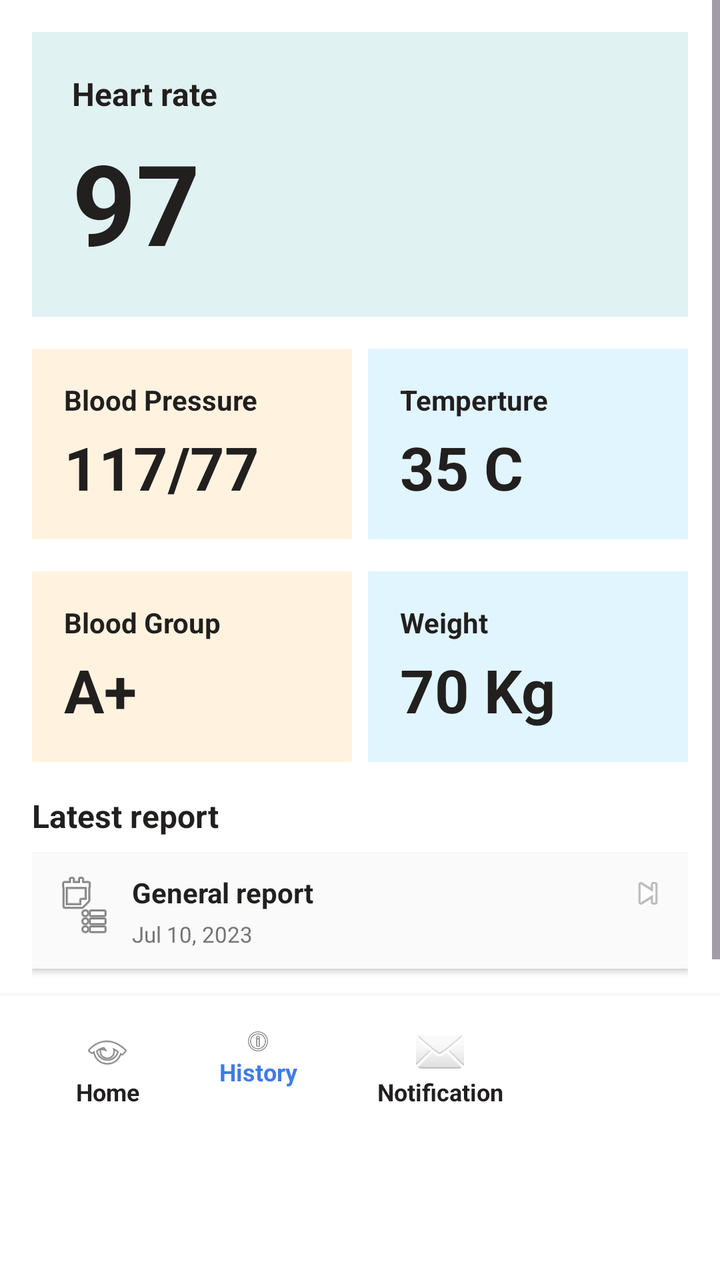
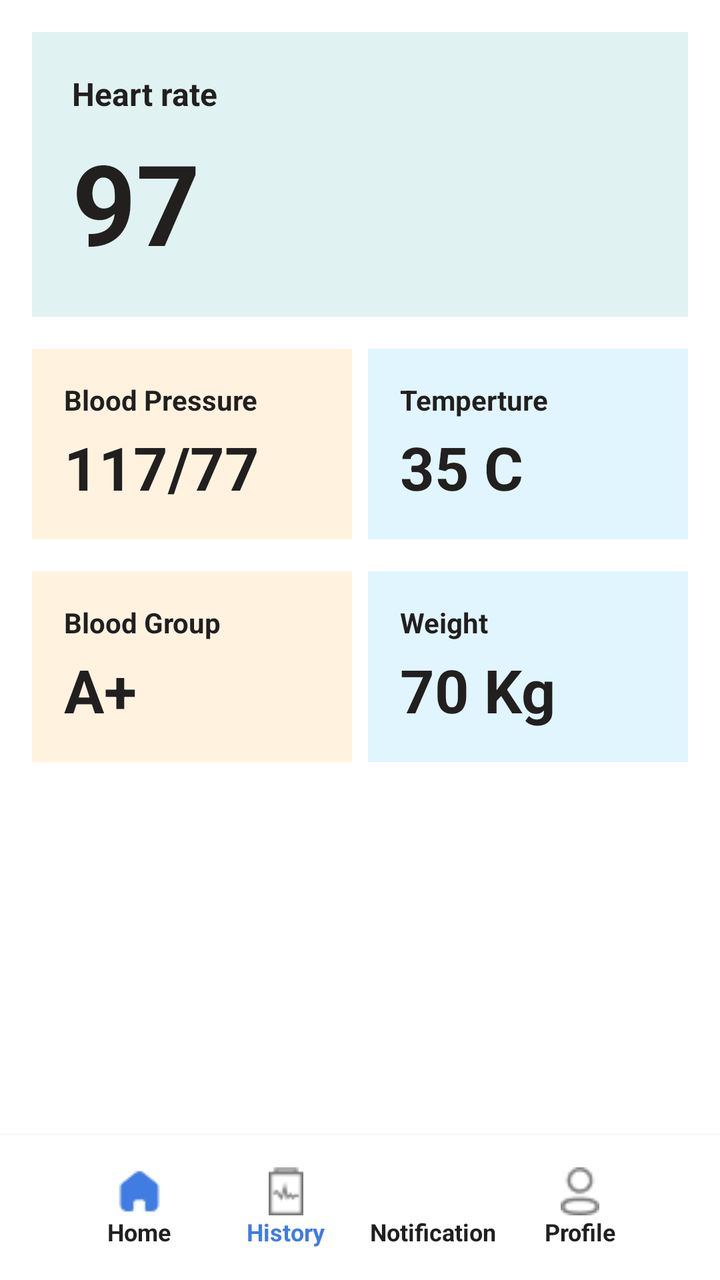

Screens rendered from an Android XML layout before and after an edit, with the pre-edit source and the edit as a unified diff.
<!-- AndroidManifest.xml: application theme Theme.HealthBandMobile -->
<!-- res/layout/health_record.xml -->
<LinearLayout
    xmlns:android="http://schemas.android.com/apk/res/android"
    android:background="#FFFFFF"
    android:orientation="vertical"
    android:layout_width="match_parent"
    android:layout_height="match_parent">

    <ScrollView
        android:id="@+id/scrollView"
        android:layout_width="match_parent"
        android:layout_height="0dp"
        android:layout_weight="1"
        android:background="#FFFFFF">

        <LinearLayout
            android:layout_width="match_parent"
            android:layout_height="wrap_content"
            android:orientation="vertical"
            android:padding="16dp">

            
            <LinearLayout
                android:id="@+id/heartRateCard"
                android:layout_width="match_parent"
                android:layout_height="wrap_content"
                android:background="#E0F2F1"
                android:gravity="center_vertical"
                android:orientation="horizontal"
                android:padding="20dp"
                android:layout_marginBottom="16dp"
                android:clickable="true"
                android:focusable="true">

                <LinearLayout
                    android:layout_width="0dp"
                    android:layout_height="wrap_content"
                    android:layout_weight="1"
                    android:orientation="vertical"
                    android:layout_marginEnd="12dp">

                    <TextView
                        android:layout_width="wrap_content"
                        android:layout_height="wrap_content"
                        android:text="Heart rate"
                        android:textColor="#221F1F"
                        android:textSize="16sp"
                        android:textStyle="bold"
                        android:layout_marginBottom="6dp" />

                    <LinearLayout
                        android:layout_width="wrap_content"
                        android:layout_height="wrap_content"
                        android:orientation="horizontal">

                        <TextView
                            android:id="@+id/heartRateValueText"
                            android:layout_width="wrap_content"
                            android:layout_height="wrap_content"
                            android:text="97"
                            android:textColor="#221F1F"
                            android:textSize="56sp"
                            android:textStyle="bold"
                            android:layout_marginEnd="6dp" />

                        <TextView
                            android:layout_width="wrap_content"
                            android:layout_height="wrap_content"
                            android:text="bpm"
                            android:textColor="#221F1F"
                            android:textSize="14sp"
                            android:layout_marginTop="40dp" />
                    </LinearLayout>
                </LinearLayout>
            </LinearLayout>

            
            <LinearLayout
                android:layout_width="match_parent"
                android:layout_height="wrap_content"
                android:orientation="horizontal"
                android:layout_marginBottom="16dp">

                <LinearLayout
                    android:id="@+id/bloodPressureCard"
                    android:layout_width="0dp"
                    android:layout_height="wrap_content"
                    android:layout_weight="1"
                    android:background="#FFF3E0"
                    android:orientation="vertical"
                    android:padding="16dp"
                    android:layout_marginEnd="8dp"
                    android:clickable="true"
                    android:focusable="true">

                    <TextView
                        android:layout_width="wrap_content"
                        android:layout_height="wrap_content"
                        android:text="Blood Pressure"
                        android:textColor="#221F1F"
                        android:textSize="14sp"
                        android:textStyle="bold"
                        android:layout_marginBottom="4dp" />

                    <TextView
                        android:id="@+id/bloodPressureValueText"
                        android:layout_width="wrap_content"
                        android:layout_height="wrap_content"
                        android:text="117/77"
                        android:textColor="#221F1F"
                        android:textSize="30sp"
                        android:textStyle="bold" />
                </LinearLayout>

                <LinearLayout
                    android:id="@+id/temperatureCard"
                    android:layout_width="0dp"
                    android:layout_height="wrap_content"
                    android:layout_weight="1"
                    android:background="#E1F5FE"
                    android:orientation="vertical"
                    android:padding="16dp"
                    android:clickable="true"
                    android:focusable="true">

                    <TextView
                        android:layout_width="wrap_content"
                        android:layout_height="wrap_content"
                        android:text="Temperture"
                        android:textColor="#221F1F"
                        android:textSize="14sp"
                        android:textStyle="bold"
                        android:layout_marginBottom="4dp" />

                    <TextView
                        android:id="@+id/temperatureValueText"
                        android:layout_width="wrap_content"
                        android:layout_height="wrap_content"
                        android:text="35 C"
                        android:textColor="#221F1F"
                        android:textSize="30sp"
                        android:textStyle="bold" />
                </LinearLayout>
            </LinearLayout>
            <LinearLayout
                android:layout_width="match_parent"
                android:layout_height="wrap_content"
                android:orientation="horizontal"
                android:layout_marginBottom="16dp">

                <LinearLayout
                    android:id="@+id/bloodGroupCard"
                    android:layout_width="0dp"
                    android:layout_height="wrap_content"
                    android:layout_weight="1"
                    android:background="#FFF3E0"
                    android:orientation="vertical"
                    android:padding="16dp"
                    android:layout_marginEnd="8dp"
                    android:clickable="true"
                    android:focusable="true">

                    <TextView
                        android:layout_width="wrap_content"
                        android:layout_height="wrap_content"
                        android:text="Blood Group"
                        android:textColor="#221F1F"
                        android:textSize="14sp"
                        android:textStyle="bold"
                        android:layout_marginBottom="4dp" />

                    <TextView
                        android:id="@+id/bloodGroupValueText"
                        android:layout_width="wrap_content"
                        android:layout_height="wrap_content"
                        android:text="A+"
                        android:textColor="#221F1F"
                        android:textSize="30sp"
                        android:textStyle="bold" />
                </LinearLayout>

                <LinearLayout
                    android:id="@+id/WeightCard"
                    android:layout_width="0dp"
                    android:layout_height="wrap_content"
                    android:layout_weight="1"
                    android:background="#E1F5FE"
                    android:orientation="vertical"
                    android:padding="16dp"
                    android:clickable="true"
                    android:focusable="true">

                    <TextView
                        android:layout_width="wrap_content"
                        android:layout_height="wrap_content"
                        android:text="Weight"
                        android:textColor="#221F1F"
                        android:textSize="14sp"
                        android:textStyle="bold"
                        android:layout_marginBottom="4dp" />

                    <TextView
                        android:id="@+id/weightValueText"

                        android:layout_width="wrap_content"
                        android:layout_height="wrap_content"
                        android:text="70 Kg"
                        android:textColor="#221F1F"
                        android:textSize="30sp"
                        android:textStyle="bold" />
                </LinearLayout>
            </LinearLayout>

            
            <TextView
                android:layout_width="wrap_content"
                android:layout_height="wrap_content"
                android:text="Latest report"
                android:textColor="#221F1F"
                android:textSize="16sp"
                android:textStyle="bold"
                android:layout_marginBottom="8dp" />

            <LinearLayout
                android:id="@+id/reportCard"
                android:layout_width="match_parent"
                android:layout_height="wrap_content"
                android:orientation="horizontal"
                android:background="#FAFAFA"
                android:padding="10dp"
                android:layout_marginBottom="16dp"
                android:elevation="2dp"
                android:clickable="true"
                android:focusable="true">

                <ImageView
                    android:layout_width="32dp"
                    android:layout_height="32dp"
                    android:src="@android:drawable/ic_menu_agenda"
                    android:layout_marginEnd="8dp" />

                <LinearLayout
                    android:layout_width="0dp"
                    android:layout_height="wrap_content"
                    android:layout_weight="1"
                    android:orientation="vertical">

                    <TextView
                        android:layout_width="wrap_content"
                        android:layout_height="wrap_content"
                        android:text="General report"
                        android:textColor="#221F1F"
                        android:textSize="14sp"
                        android:textStyle="bold"
                        android:layout_marginBottom="4dp" />

                    <TextView
                        android:layout_width="wrap_content"
                        android:layout_height="wrap_content"
                        android:text="Jul 10, 2023"
                        android:textColor="#757575"
                        android:textSize="11sp" />
                </LinearLayout>

                <ImageView
                    android:layout_width="20dp"
                    android:layout_height="20dp"
                    android:src="@android:drawable/ic_media_next" />
            </LinearLayout>

        </LinearLayout>
    </ScrollView>

    
    <LinearLayout
        android:layout_width="match_parent"
        android:layout_height="wrap_content"
        android:background="#FFFFFF"
        android:orientation="horizontal"
        android:elevation="4dp"
        android:paddingHorizontal="38dp"
        android:paddingVertical="16dp"

        >

        <LinearLayout
            android:id="@+id/navHome"
            android:orientation="vertical"
            android:gravity="center_horizontal"
            android:clickable="true"
            android:focusable="true"
            android:layout_width="wrap_content"
            android:layout_height="wrap_content"
            android:layout_marginEnd="40dp">

            <ImageView
                android:layout_width="24dp"
                android:layout_height="24dp"
                android:src="@android:drawable/ic_menu_view" />
            <TextView
                android:layout_width="wrap_content"
                android:layout_height="wrap_content"
                android:text="Home"
                android:textColor="#221F1F"
                android:textSize="12sp"
                android:textStyle="bold" />
        </LinearLayout>

        <LinearLayout
            android:id="@+id/navHistory"
            android:orientation="vertical"
            android:gravity="center_horizontal"
            android:clickable="true"
            android:focusable="true"
            android:layout_width="wrap_content"
            android:layout_height="wrap_content"
            android:layout_marginEnd="40dp">

            <ImageView
                android:layout_width="24dp"
                android:layout_height="14dp"
                android:src="@android:drawable/ic_menu_info_details" />
            <TextView
                android:layout_width="wrap_content"
                android:layout_height="wrap_content"
                android:text="History"
                android:textColor="#407CE2"
                android:textSize="12sp"
                android:textStyle="bold" />
        </LinearLayout>

        <LinearLayout
            android:id="@+id/navNotification"
            android:orientation="vertical"
            android:gravity="center_horizontal"
            android:clickable="true"
            android:focusable="true"
            android:layout_width="wrap_content"
            android:layout_height="wrap_content"
            android:layout_marginEnd="40dp">

            <ImageView
                android:layout_width="24dp"
                android:layout_height="24dp"
                android:src="@android:drawable/ic_dialog_email" />
            <TextView
                android:layout_width="wrap_content"
                android:layout_height="wrap_content"
                android:text="Notification"
                android:textColor="#221F1F"
                android:textSize="12sp"
                android:textStyle="bold" />
        </LinearLayout>

        <LinearLayout
            android:id="@+id/navProfile"
            android:layout_width="wrap_content"
            android:layout_height="wrap_content"
            android:layout_marginEnd="31dp"
            android:clickable="true"
            android:focusable="true"
            android:gravity="center_horizontal"
            android:orientation="vertical">

            <ImageView
                android:layout_width="24dp"
                android:layout_height="24dp"
                android:src="@android:drawable/ic_menu_myplaces" />

            <TextView
                android:layout_width="wrap_content"
                android:layout_height="wrap_content"
                android:text="Profile"
                android:textColor="#221F1F"
                android:textSize="12sp"
                android:textStyle="bold" />
        </LinearLayout>
    </LinearLayout>

</LinearLayout>
<!-- resources referenced by this layout -->
<resources>
  <style name="Theme.HealthBandMobile" parent="Base.Theme.HealthBandMobile" />
  <style name="Base.Theme.HealthBandMobile" parent="Theme.Material3.DayNight.NoActionBar">
          
          
      </style>
</resources>

<!-- the commit's change to res/layout/health_record.xml (unified diff, before → after) -->
@@ -210,66 +210,15 @@
                 </LinearLayout>
             </LinearLayout>
 
-            
-            <TextView
-                android:layout_width="wrap_content"
-                android:layout_height="wrap_content"
-                android:text="Latest report"
-                android:textColor="#221F1F"
-                android:textSize="16sp"
-                android:textStyle="bold"
-                android:layout_marginBottom="8dp" />
-
-            <LinearLayout
-                android:id="@+id/reportCard"
-                android:layout_width="match_parent"
-                android:layout_height="wrap_content"
-                android:orientation="horizontal"
-                android:background="#FAFAFA"
-                android:padding="10dp"
-                android:layout_marginBottom="16dp"
-                android:elevation="2dp"
-                android:clickable="true"
-                android:focusable="true">
-
-                <ImageView
-                    android:layout_width="32dp"
-                    android:layout_height="32dp"
-                    android:src="@android:drawable/ic_menu_agenda"
-                    android:layout_marginEnd="8dp" />
-
-                <LinearLayout
-                    android:layout_width="0dp"
-                    android:layout_height="wrap_content"
-                    android:layout_weight="1"
-                    android:orientation="vertical">
-
-                    <TextView
-                        android:layout_width="wrap_content"
-                        android:layout_height="wrap_content"
-                        android:text="General report"
-                        android:textColor="#221F1F"
-                        android:textSize="14sp"
-                        android:textStyle="bold"
-                        android:layout_marginBottom="4dp" />
-
-                    <TextView
-                        android:layout_width="wrap_content"
-                        android:layout_height="wrap_content"
-                        android:text="Jul 10, 2023"
-                        android:textColor="#757575"
-                        android:textSize="11sp" />
-                </LinearLayout>
-
-                <ImageView
-                    android:layout_width="20dp"
-                    android:layout_height="20dp"
-                    android:src="@android:drawable/ic_media_next" />
-            </LinearLayout>
+
+
+
+
 
         </LinearLayout>
     </ScrollView>
 
+    
     
     <LinearLayout
         android:layout_width="match_parent"
@@ -279,8 +228,7 @@
         android:elevation="4dp"
         android:paddingHorizontal="38dp"
         android:paddingVertical="16dp"
-
-        >
+        android:gravity="center">
 
         <LinearLayout
             android:id="@+id/navHome"
@@ -288,14 +236,16 @@
             android:gravity="center_horizontal"
             android:clickable="true"
             android:focusable="true"
-            android:layout_width="wrap_content"
-            android:layout_height="wrap_content"
-            android:layout_marginEnd="40dp">
+            android:layout_width="0dp"
+            android:layout_weight="1"
+            android:layout_height="wrap_content"
+            android:layout_marginEnd="10dp">
 
             <ImageView
                 android:layout_width="24dp"
                 android:layout_height="24dp"
-                android:src="@android:drawable/ic_menu_view" />
+                android:src="@drawable/ic_home" />
+
             <TextView
                 android:layout_width="wrap_content"
                 android:layout_height="wrap_content"
@@ -311,14 +261,17 @@
             android:gravity="center_horizontal"
             android:clickable="true"
             android:focusable="true"
-            android:layout_width="wrap_content"
-            android:layout_height="wrap_content"
-            android:layout_marginEnd="40dp">
+            android:layout_width="0dp"
+            android:layout_weight="1"
+            android:layout_height="wrap_content"
+            android:layout_marginEnd="10dp">
 
             <ImageView
                 android:layout_width="24dp"
-                android:layout_height="14dp"
-                android:src="@android:drawable/ic_menu_info_details" />
+                android:layout_height="24dp"
+                android:src="@drawable/ic_history" />
+
+
             <TextView
                 android:layout_width="wrap_content"
                 android:layout_height="wrap_content"
@@ -334,14 +287,16 @@
             android:gravity="center_horizontal"
             android:clickable="true"
             android:focusable="true"
-            android:layout_width="wrap_content"
-            android:layout_height="wrap_content"
-            android:layout_marginEnd="40dp">
+            android:layout_width="0dp"
+            android:layout_weight="1"
+            android:layout_height="wrap_content"
+            android:layout_marginEnd="10dp">
 
             <ImageView
                 android:layout_width="24dp"
                 android:layout_height="24dp"
-                android:src="@android:drawable/ic_dialog_email" />
+                />
+
             <TextView
                 android:layout_width="wrap_content"
                 android:layout_height="wrap_content"
@@ -353,9 +308,10 @@
 
         <LinearLayout
             android:id="@+id/navProfile"
-            android:layout_width="wrap_content"
-            android:layout_height="wrap_content"
-            android:layout_marginEnd="31dp"
+            android:layout_width="0dp"
+            android:layout_weight="1"
+            android:layout_height="wrap_content"
+            android:layout_marginEnd="0dp"
             android:clickable="true"
             android:focusable="true"
             android:gravity="center_horizontal"
@@ -364,7 +320,7 @@
             <ImageView
                 android:layout_width="24dp"
                 android:layout_height="24dp"
-                android:src="@android:drawable/ic_menu_myplaces" />
+                android:src="@drawable/ic_profile" />
 
             <TextView
                 android:layout_width="wrap_content"
@@ -374,6 +330,8 @@
                 android:textSize="12sp"
                 android:textStyle="bold" />
         </LinearLayout>
+
     </LinearLayout>
 
+
 </LinearLayout>
<!-- resource entries referenced after the edit -->
@@ -1,5 +1,8 @@
 <!-- resources referenced by this layout -->
 <resources>
+  <!-- drawable ic_history: png bitmap (drawable, 455 bytes) -->
+  <!-- drawable ic_home: png bitmap (drawable, 418 bytes) -->
+  <!-- drawable ic_profile: png bitmap (drawable, 670 bytes) -->
   <style name="Theme.HealthBandMobile" parent="Base.Theme.HealthBandMobile" />
   <style name="Base.Theme.HealthBandMobile" parent="Theme.Material3.DayNight.NoActionBar">
           
